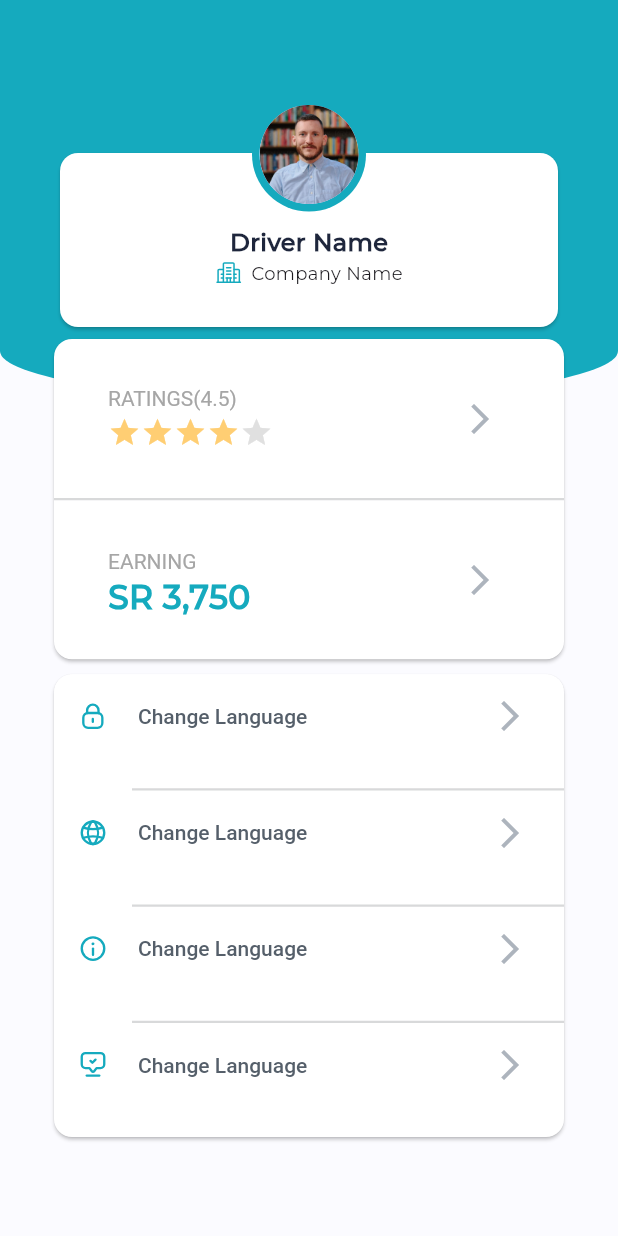
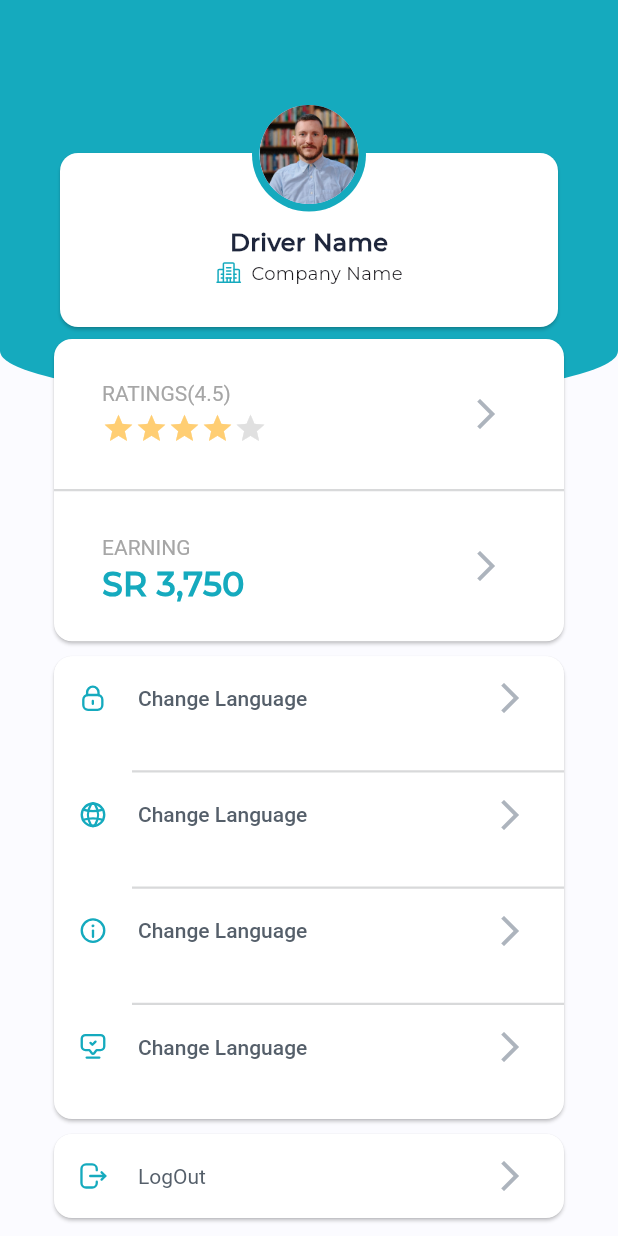
Before and after one commit to flipking038/Driver_app, a Flutter app: the ProfileScreen screen opened directly, on a phone screen of 412 x 824 dp. Run offline on Flutter 3.47's test engine with Material 3 defaults, Android fonts, the phone set to English and light mode, and no system bars; our stand-ins replace dio, flutter_bloc, flutter_svg, shared_preferences; accounts and stored records are empty.

Commit message:
Add Log Out

```diff
--- a/lib/screens/profile_screen.dart
+++ b/lib/screens/profile_screen.dart
@@ -1,5 +1,6 @@
 import 'package:flutter/material.dart';
 import 'package:telgani/widgets/profile_widgets/header_background_color.dart';
+import 'package:telgani/widgets/profile_widgets/logout.dart';
 import 'package:telgani/widgets/profile_widgets/option_profile.dart';
 import 'package:telgani/widgets/profile_widgets/profile_rating_cards.dart';
 import 'package:telgani/widgets/profile_widgets/user_card_info.dart';
@@ -34,6 +35,7 @@ class ProfileScreen extends StatelessWidget {
                             children: [
                               ProfileRatingCard(),
                               OpteonProfile(),
+                              LogOut()
                             ],
                           ),
                         )
--- /dev/null
+++ b/lib/widgets/profile_widgets/logout.dart
@@ -0,0 +1,21 @@
+import 'package:flutter/material.dart';
+import 'package:flutter_svg/svg.dart';
+import 'package:telgani/widgets/profile_widgets/card_list_tile.dart';
+import 'package:telgani/widgets/profile_widgets/cards.dart';
+
+class LogOut extends StatelessWidget {
+  const LogOut({super.key});
+
+  @override
+  Widget build(BuildContext context) {
+    return Cards(
+      cardChild: CardListTile(
+        leading: SvgPicture.asset('assets/image/Logout.svg'),
+        title: 'LogOut',
+        titleTextStyle: const TextStyle(
+          color: Color(0xff555F6A),
+        ),
+      ),
+    );
+  }
+}
--- a/lib/widgets/profile_widgets/profile_rating_cards.dart
+++ b/lib/widgets/profile_widgets/profile_rating_cards.dart
@@ -13,7 +13,7 @@ class ProfileRatingCard extends StatelessWidget {
       cardChild: Column(
         children: [
           Padding(
-            padding: EdgeInsets.symmetric(horizontal: 20, vertical: 17),
+            padding: EdgeInsets.symmetric(horizontal: 16, vertical: 14),
             child: CardListTile(
               title: 'RATINGS(4.5)',
               titleTextStyle: TextStyle(color: Color(0xffA6A6A6), fontSize: 14),
@@ -33,7 +33,7 @@ class ProfileRatingCard extends StatelessWidget {
           ),
           StrokeWidget(),
           Padding(
-            padding: EdgeInsets.symmetric(horizontal: 20, vertical: 17),
+            padding: EdgeInsets.symmetric(horizontal: 16, vertical: 14),
             child: CardListTile(
               title: 'EARNING',
               titleTextStyle: TextStyle(color: Color(0xffA6A6A6), fontSize: 14),
```
Also changed, not shown: assets/image/Logout.svg (added).
